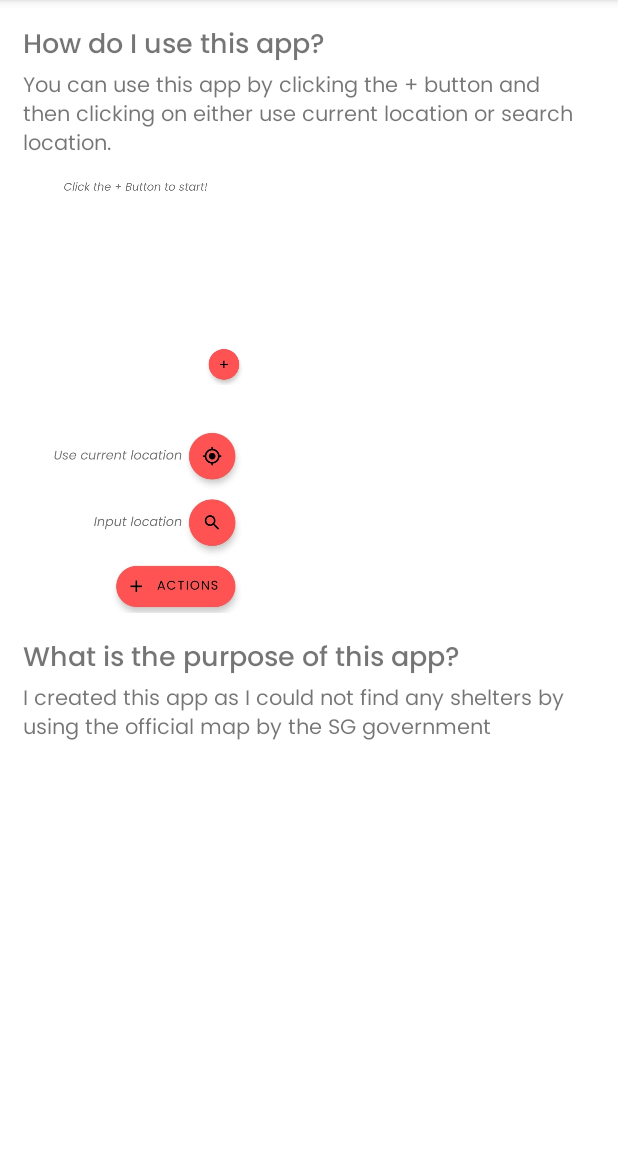
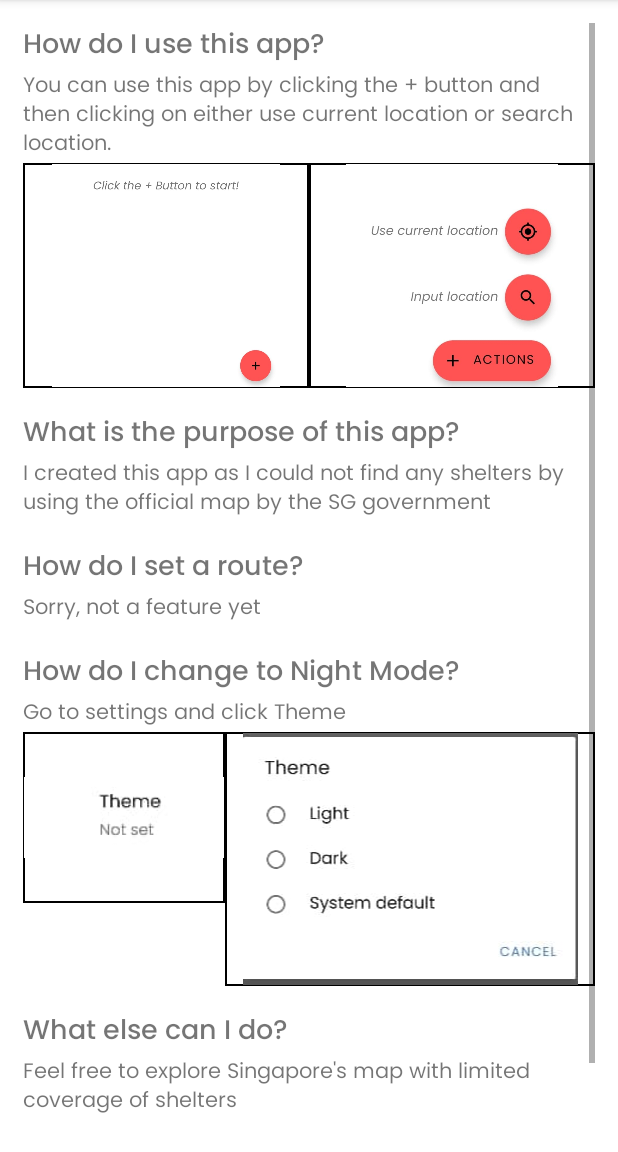
Before and after one commit to Phernoix/shelterleh, an Android app: the screen it shows after launch (Main), in the side drawer, after a tap on "Help", on a phone screen of 412 x 824 dp, the part 84-1236 px from its top. Run offline under Robolectric (Android 15) with nearby library versions, the phone set to English and light mode, and no system bars.

Commit message:
help page done

```diff
--- /dev/null
+++ b/app/src/main/res/drawable/border.xml
@@ -0,0 +1,7 @@
+<?xml version="1.0" encoding="utf-8"?>
+<shape xmlns:android="http://schemas.android.com/apk/res/android">
+    <solid android:color="#FFFFFF" />
+    <stroke android:width="1dp" android:color="#000000" />
+    <padding android:left="1dp" android:top="1dp" android:right="1dp"
+        android:bottom="1dp" />
+</shape>
--- a/app/src/main/res/layout/fragment_help.xml
+++ b/app/src/main/res/layout/fragment_help.xml
@@ -30,7 +30,14 @@
                 android:layout_height="wrap_content"
                 android:text="You can use this app by clicking the + button and then clicking on either use current location or search location." />
 
+            <LinearLayout
+                android:layout_width="match_parent"
+                android:layout_height="match_parent"
+                android:orientation="horizontal">
+
                 <ImageView
+                    android:cropToPadding="true"
+                    android:background="@drawable/border"
                     android:id="@+id/imageOfFab"
                     android:layout_width="150dp"
                     android:layout_height="150dp"
@@ -38,11 +45,14 @@
                     android:src="@drawable/extended_fab" />
 
                 <ImageView
+                    android:cropToPadding="true"
+                    android:background="@drawable/border"
                     android:id="@+id/extendedFABImage"
                     android:layout_width="150dp"
                     android:layout_height="150dp"
                     android:layout_weight="1"
                     android:src="@drawable/fab" />
+            </LinearLayout>
 
             <TextView
                 android:id="@+id/textView7"
@@ -59,6 +69,87 @@
                 android:layout_height="wrap_content"
                 android:text="I created this app as I could not find any shelters by using the official map by the SG government" />
 
+            <TextView
+                android:id="@+id/textView9"
+                android:layout_width="match_parent"
+                android:layout_height="wrap_content"
+                android:layout_marginTop="15dp"
+                android:fontFamily="@font/poppins_medium"
+                android:text="How do I set a route?"
+                android:textSize="18sp" />
+
+            <TextView
+                android:id="@+id/textView10"
+                android:layout_width="match_parent"
+                android:layout_height="wrap_content"
+                android:text="Sorry, not a feature yet" />
+            <TextView
+                android:id="@+id/textView11"
+                android:layout_width="match_parent"
+                android:layout_height="wrap_content"
+                android:layout_marginTop="15dp"
+                android:fontFamily="@font/poppins_medium"
+                android:text="How do I change to Night Mode?"
+                android:textSize="18sp" />
+            <TextView
+                android:id="@+id/textView12"
+                android:layout_width="match_parent"
+                android:layout_height="wrap_content"
+                android:text="Go to settings and click Theme" />
+
+            <LinearLayout
+                android:layout_width="match_parent"
+                android:layout_height="match_parent"
+                android:orientation="horizontal">
+
+                <ImageView
+                    android:cropToPadding="true"
+                    android:background="@drawable/border"
+                    android:id="@+id/imageView4"
+                    android:layout_width="wrap_content"
+                    android:layout_height="114dp"
+                    android:layout_weight="1"
+                    app:srcCompat="@drawable/themeshelp2" />
+
+                <ImageView
+                    android:cropToPadding="true"
+                    android:background="@drawable/border"
+                    android:id="@+id/imageView5"
+                    android:layout_width="wrap_content"
+                    android:layout_height="wrap_content"
+                    android:layout_weight="1"
+                    app:srcCompat="@drawable/themeshelp" />
+            </LinearLayout>
+
+            <TextView
+                android:id="@+id/textView14"
+                android:layout_width="match_parent"
+                android:layout_height="wrap_content"
+                android:layout_marginTop="15dp"
+                android:fontFamily="@font/poppins_medium"
+                android:text="What else can I do?"
+                android:textSize="18sp" />
+
+            <TextView
+                android:id="@+id/textView13"
+                android:layout_width="match_parent"
+                android:layout_height="wrap_content"
+                android:text="Feel free to explore Singapore's map with limited coverage of shelters" />
+
+            <TextView
+                android:id="@+id/textView15"
+                android:layout_width="match_parent"
+                android:layout_height="wrap_content"
+                android:layout_marginTop="15dp"
+                android:fontFamily="@font/poppins_medium"
+                android:text="You must be bored now."
+                android:textSize="18sp" />
+
+            <TextView
+                android:id="@+id/textView16"
+                android:layout_width="match_parent"
+                android:layout_height="wrap_content"
+                android:text="Thank you for using my app!" />
 
         </LinearLayout>
     </ScrollView>
--- a/app/src/main/res/layout/fragment_home.xml
+++ b/app/src/main/res/layout/fragment_home.xml
@@ -28,7 +28,7 @@
             android:layout_gravity="center"
             android:fontFamily="@font/poppins"
             android:padding="10dp"
-            android:text="Tip of the day!"
+            android:text="Tip of the day"
             android:textColor="@color/white"
             android:textSize="32dp" />
 
```
Also changed, not shown: app/src/main/res/drawable-hdpi/themeshelp.jpg (added), app/src/main/res/drawable-hdpi/themeshelp2.jpg (added). Lines whose indentation alone changed are shown as unchanged.
